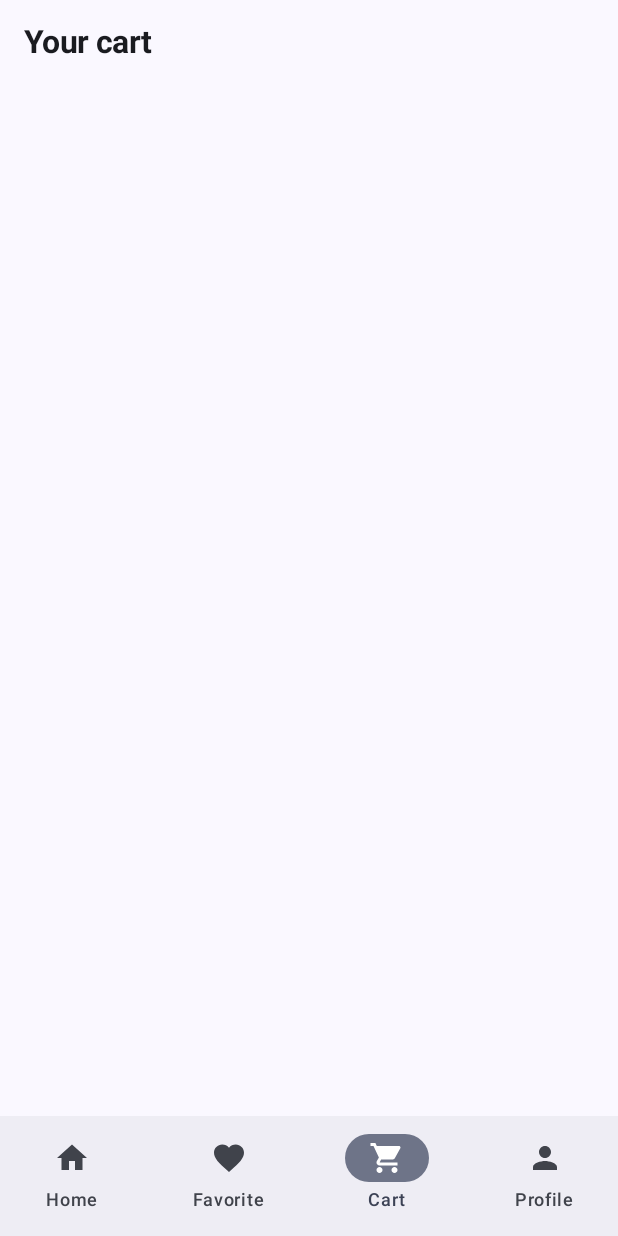
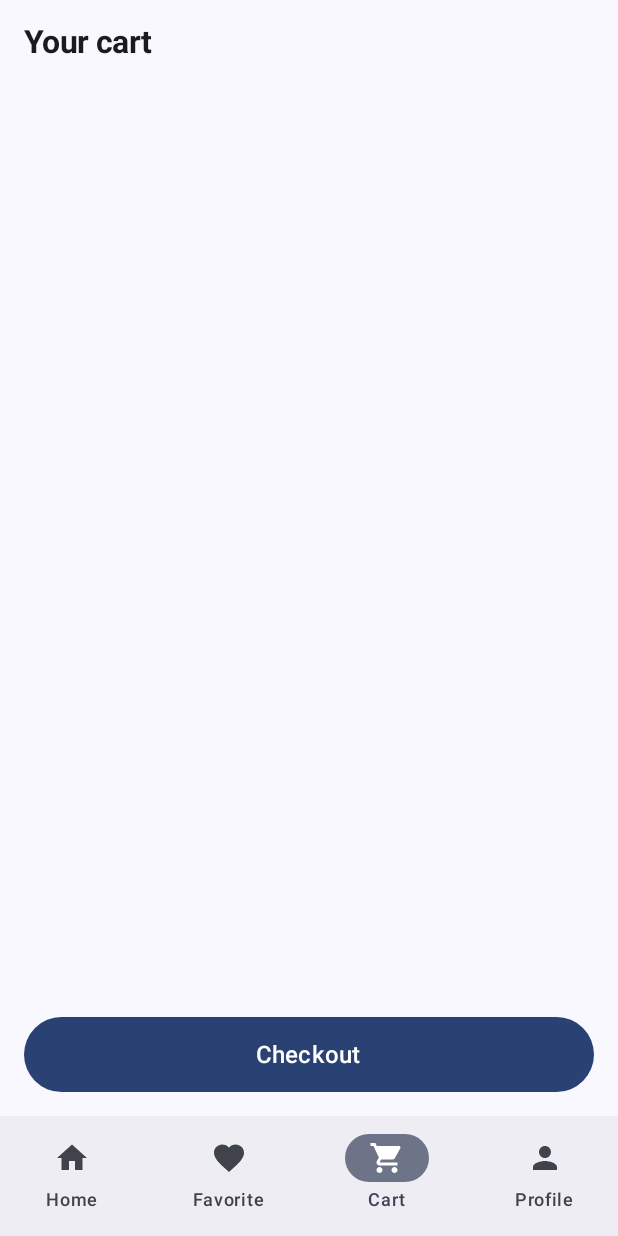
Before and after one commit to addiscodr/easy-shop, an Android app built with Jetpack Compose: the HomeScreen screen opened through its navigation route, item 3 of the bottom bar chosen, on a phone screen of 412 x 824 dp. Run offline under Robolectric (Android 15) with nearby library versions, the phone set to English and light mode, and no system bars; our stand-ins replace Firebase (no records; nobody signed in at launch, a user with empty details on screens opened directly); libraries missing offline, so code that uses them is left out: com.google.android.play, com.tbuonomo.viewpagerdotsindicator; 2 statements that could not run were skipped.

Commit message:
Add CheckoutPage.kt to codebase; Modify AppNavigation.kt, AppUtil.kt, CartItemView.kt, UserModel.kt, CartPage.kt, and HomeScreen.kt

```diff
--- a/app/src/main/java/com/addiscodr/easyshop/AppNavigation.kt
+++ b/app/src/main/java/com/addiscodr/easyshop/AppNavigation.kt
@@ -8,6 +8,7 @@ import androidx.navigation.compose.composable
 import androidx.navigation.compose.rememberNavController
 import com.addiscodr.easyshop.components.ProductDetailsView
 import com.addiscodr.easyshop.pages.CategoryProductsPage
+import com.addiscodr.easyshop.pages.CheckoutPage
 //import com.addiscodr.easyshop.pages.ProductDetailsPage
 import com.addiscodr.easyshop.screens.AuthScreen
 import com.addiscodr.easyshop.screens.HomeScreen
@@ -50,6 +51,9 @@ fun AppNavigation(modifier: Modifier = Modifier){
             val productId = it.arguments?.getString("productId")
             ProductDetailsView(modifier, productId?:"")
         }
+        composable(route = "checkout"){
+            CheckoutPage(modifier)
+        }
 
 
     }
--- a/app/src/main/java/com/addiscodr/easyshop/model/UserModel.kt
+++ b/app/src/main/java/com/addiscodr/easyshop/model/UserModel.kt
@@ -4,5 +4,6 @@ data class UserModel(
     val name: String = "",
     val email: String = "",
     val uid: String = "",
-    val cart_items: Map<String, Long> = emptyMap()
+    val cart_items: Map<String, Long> = emptyMap(),
+    val address: String = "",
 )
--- a/app/src/main/java/com/addiscodr/easyshop/pages/CartPage.kt
+++ b/app/src/main/java/com/addiscodr/easyshop/pages/CartPage.kt
@@ -1,13 +1,19 @@
 package com.addiscodr.easyshop.pages
 
+
+import android.widget.Space
 import androidx.compose.foundation.layout.Column
+import androidx.compose.foundation.layout.Spacer
 import androidx.compose.foundation.layout.fillMaxSize
+import androidx.compose.foundation.layout.fillMaxWidth
+import androidx.compose.foundation.layout.height
 import androidx.compose.foundation.layout.padding
 import androidx.compose.foundation.lazy.LazyColumn
 import androidx.compose.foundation.lazy.items
+import androidx.compose.material3.Button
 import androidx.compose.material3.Text
 import androidx.compose.runtime.Composable
-import androidx.compose.runtime.LaunchedEffect
+import androidx.compose.runtime.DisposableEffect
 import androidx.compose.runtime.mutableStateOf
 import androidx.compose.runtime.remember
 import androidx.compose.ui.Modifier
@@ -15,6 +21,7 @@ import androidx.compose.ui.text.TextStyle
 import androidx.compose.ui.text.font.FontWeight
 import androidx.compose.ui.unit.dp
 import androidx.compose.ui.unit.sp
+import com.addiscodr.easyshop.GlobalNavigation
 import com.addiscodr.easyshop.components.CartItemView
 import com.addiscodr.easyshop.model.UserModel
 import com.google.firebase.Firebase
@@ -22,38 +29,66 @@ import com.google.firebase.auth.FirebaseAuth
 import com.google.firebase.firestore.firestore
 
 @Composable
-fun CartPage(){
+fun CartPage(modifier: Modifier = Modifier){
 
-    val user_model = remember {
+    val userModel = remember {
         mutableStateOf(UserModel())
     }
 
-    LaunchedEffect(Unit) {
-        Firebase.firestore.collection("users")
+    DisposableEffect(Unit) {
+        val listener = Firebase.firestore.collection("users")
             .document(FirebaseAuth.getInstance().currentUser?.uid!!)
-            .get().addOnCompleteListener {task ->
-                if(task.isSuccessful){
-                    val result = task.result.toObject(UserModel::class.java)
+            .addSnapshotListener { it, _ ->
+                if(it!=null){
+                    val result = it.toObject(UserModel::class.java)
                     if(result!=null){
-                        user_model.value = result
+                        userModel.value = result
                     }
                 }
             }
+        onDispose {
+            listener.remove()
+        }
     }
+
     Column(
-        modifier = Modifier.fillMaxSize()
-            .padding(16.dp)
-    ) {
-        Text(text = "Your cart", style = TextStyle(
-            fontSize = 21.sp,
-            fontWeight = FontWeight.Bold
-        ))
+        modifier = modifier
+            .fillMaxSize()
+            .padding(16.dp),
 
-        LazyColumn() {
-            items(user_model.value.cart_items.toList()){(productId, qty) ->
+
+        ) {
+        Text(
+            text = "Your cart",
+            style = TextStyle(
+                fontSize = 21.sp,
+                fontWeight = FontWeight.Bold
+            ))
+
+        LazyColumn(
+            modifier = Modifier
+                .weight(1f)
+
+        ) {
+            items(userModel.value.cart_items.toList(), key = {it.first}){(productId, qty) ->
 
                 CartItemView(productId = productId, qty = qty)
             }
         }
+
+        Button(
+            onClick = {
+                GlobalNavigation.navController.navigate("checkout")
+            },
+            modifier = Modifier
+                .fillMaxWidth()
+                .height(50.dp)
+
+        ) {
+            Text(text = "Checkout", fontSize = 16.sp)
+        }
+
+
     }
+
 }
--- a/app/src/main/java/com/addiscodr/easyshop/screens/HomeScreen.kt
+++ b/app/src/main/java/com/addiscodr/easyshop/screens/HomeScreen.kt
@@ -16,6 +16,7 @@ import androidx.compose.runtime.Composable
 import androidx.compose.runtime.getValue
 import androidx.compose.runtime.mutableStateOf
 import androidx.compose.runtime.remember
+import androidx.compose.runtime.saveable.rememberSaveable
 import androidx.compose.runtime.setValue
 import androidx.compose.ui.Modifier
 import androidx.compose.ui.graphics.vector.ImageVector
@@ -42,7 +43,7 @@ fun HomeScreen(modifier: Modifier = Modifier, navController: NavController){
 
     )
 
-    var selectedIndex by remember {
+    var selectedIndex by rememberSaveable {
         mutableStateOf(value = 0)
     }
 
@@ -76,7 +77,7 @@ fun ContentScreen(modifier: Modifier = Modifier, selectedIndex : Int){
     when(selectedIndex){
         0 -> HomePage()
         1 -> FavoritePage()
-        2 -> CartPage()
+        2 -> CartPage(modifier = modifier)
         3 -> ProfilePage()
     }
 
```
Also changed, not shown: app/src/main/java/com/addiscodr/easyshop/AppUtil.kt (+51 -1 lines), app/src/main/java/com/addiscodr/easyshop/components/CartItemView.kt (+126 -1 lines), app/src/main/java/com/addiscodr/easyshop/pages/CheckoutPage.kt (added, +173 -0 lines).
